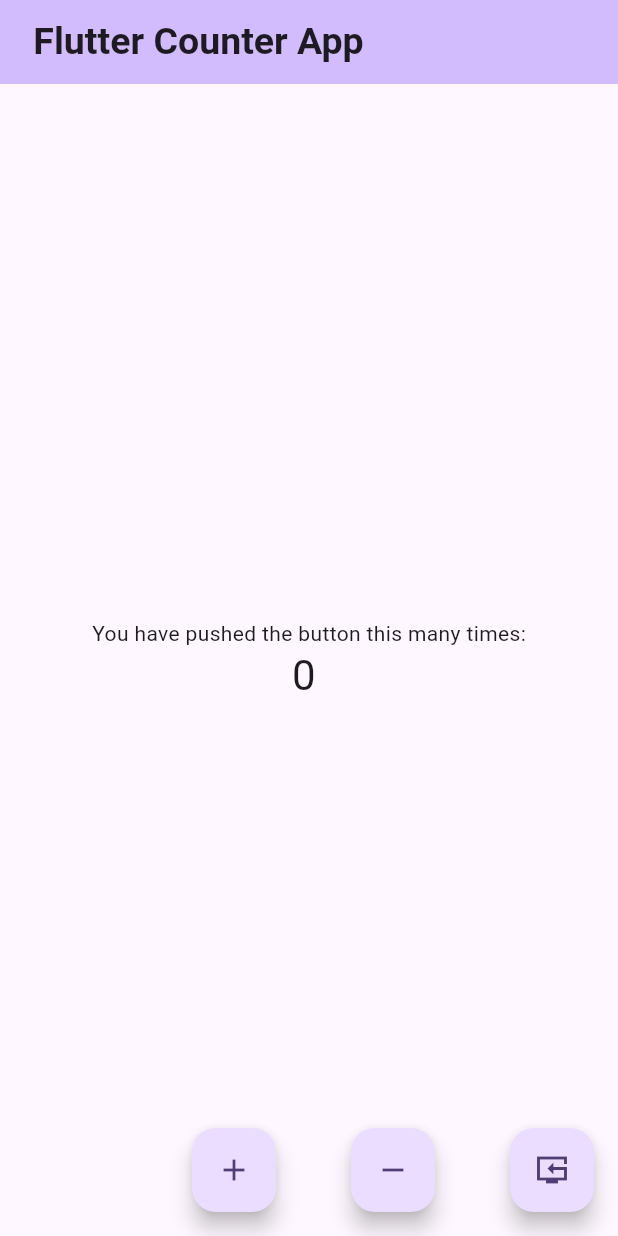
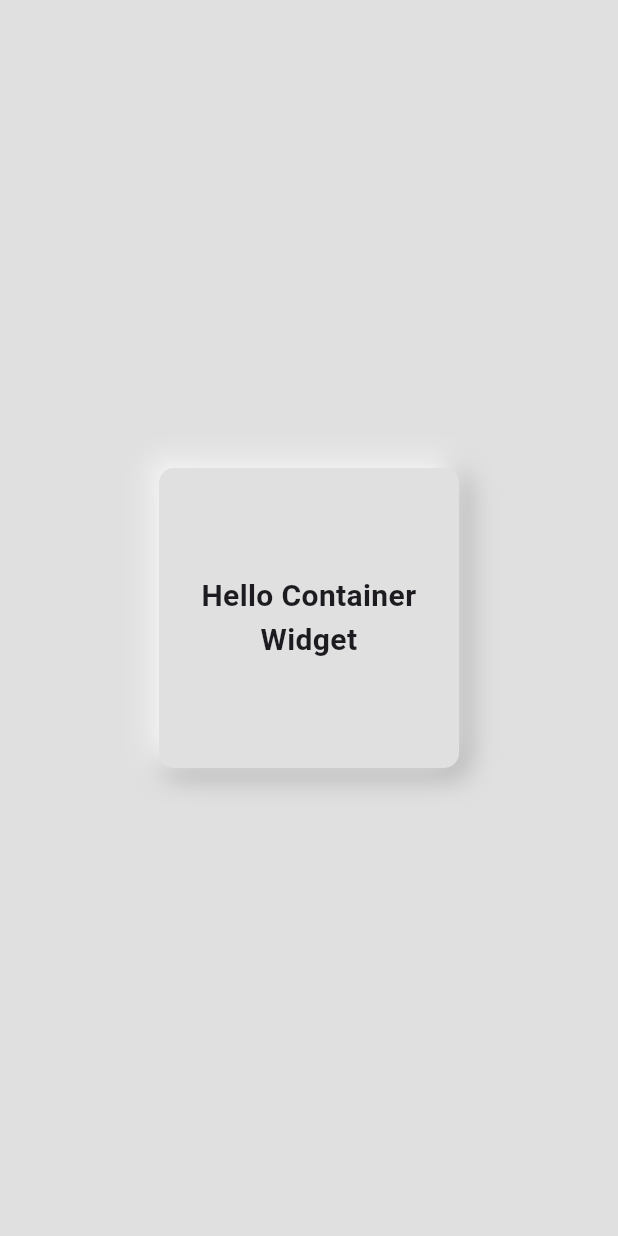
Before and after one commit to aniee00/Flutter_widgets, a Flutter app: the screen it shows after launch, on a phone screen of 412 x 824 dp. Run offline on Flutter 3.47's test engine with Material 3 defaults, Android fonts, the phone set to English and light mode, and no system bars.

Commit message:
container wigets with example

```diff
--- /dev/null
+++ b/lib/Widgets/container_widg.dart
@@ -0,0 +1,70 @@
+import 'package:flutter/material.dart';
+
+class ContainerWidg extends StatelessWidget {
+  const ContainerWidg({Key? key}) : super(key: key);
+
+  @override
+  Widget build(BuildContext context) {
+    return Scaffold(
+      backgroundColor: Colors.grey[300],
+      body: Center(
+        child: Padding(
+          padding: const EdgeInsets.all(10.0),
+          child: Container(
+            height: 200, // Setting the height of the container
+            width: 200, // Setting the width of the container
+            alignment: Alignment.center, // Aligns child at the center
+            decoration: BoxDecoration(
+              color: Colors.grey[300], // Background color
+              borderRadius: BorderRadius.circular(10), // Rounded corners
+
+              // Adding BoxShadow for Neumorphism effect
+              boxShadow: [
+                BoxShadow(
+                  color: Colors.grey.shade500, // Dark shadow
+                  offset: Offset(4.0, 4.0), // Position of shadow
+                  blurRadius: 15.0, // Blurriness
+                  spreadRadius: 1.0, // Spread of shadow
+                ),
+                BoxShadow(
+                  color: Colors.white, // Light shadow
+                  offset: Offset(-4.0, -4.0),
+                  blurRadius: 15.0,
+                  spreadRadius: 1.0,
+                ),
+              ],
+
+              // Uncomment below to add a border
+              // border: Border.all(
+              //   color: Colors.black,
+              //   width: 5,
+              // ),
+
+              // Uncomment below to change the shape to a circle
+              // shape: BoxShape.circle,
+            ),
+
+            // Adding a gradient background (optional, uncomment to use)
+            // decoration: BoxDecoration(
+            //   gradient: LinearGradient(
+            //     colors: [Colors.blue, Colors.purple],
+            //   ),
+            // ),
+
+            // Adding margin (outside spacing) (optional)
+            // margin: EdgeInsets.all(20),
+
+            child: Padding(
+              padding: const EdgeInsets.all(20.0), // Padding inside the container
+              child: Text(
+                "Hello Container Widget",
+                style: TextStyle(fontSize: 20, fontWeight: FontWeight.bold),
+                textAlign: TextAlign.center,
+              ),
+            ),
+          ),
+        ),
+      ),
+    );
+  }
+}
--- a/lib/main.dart
+++ b/lib/main.dart
@@ -1,4 +1,5 @@
 import 'package:flutter/material.dart';
+import 'package:my_app_flutter/Widgets/container_widg.dart';
 import 'package:my_app_flutter/pages/counter_page..dart';
 
 void main() {
@@ -10,12 +11,15 @@ class MyApp extends StatelessWidget {
   @override
   Widget build(BuildContext context) {
     return MaterialApp(
+      debugShowCheckedModeBanner:false,
       title: 'Flutter Demo',
       theme: ThemeData(
         colorScheme: ColorScheme.fromSeed(seedColor: Colors.deepPurple),
         useMaterial3: true,
       ),
-      home: const CounterPage(),
+            home: const ContainerWidg(),
+
+      // home: const CounterPage(),
     );
   }
 }
```
Also changed, not shown: 1 other file.
